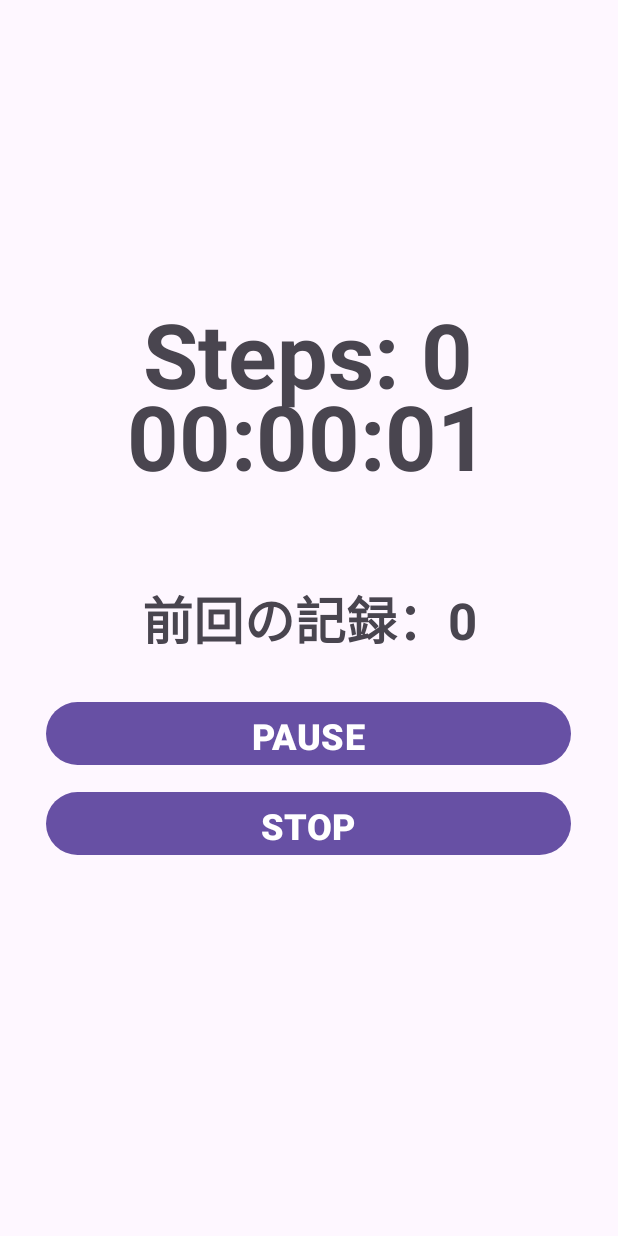
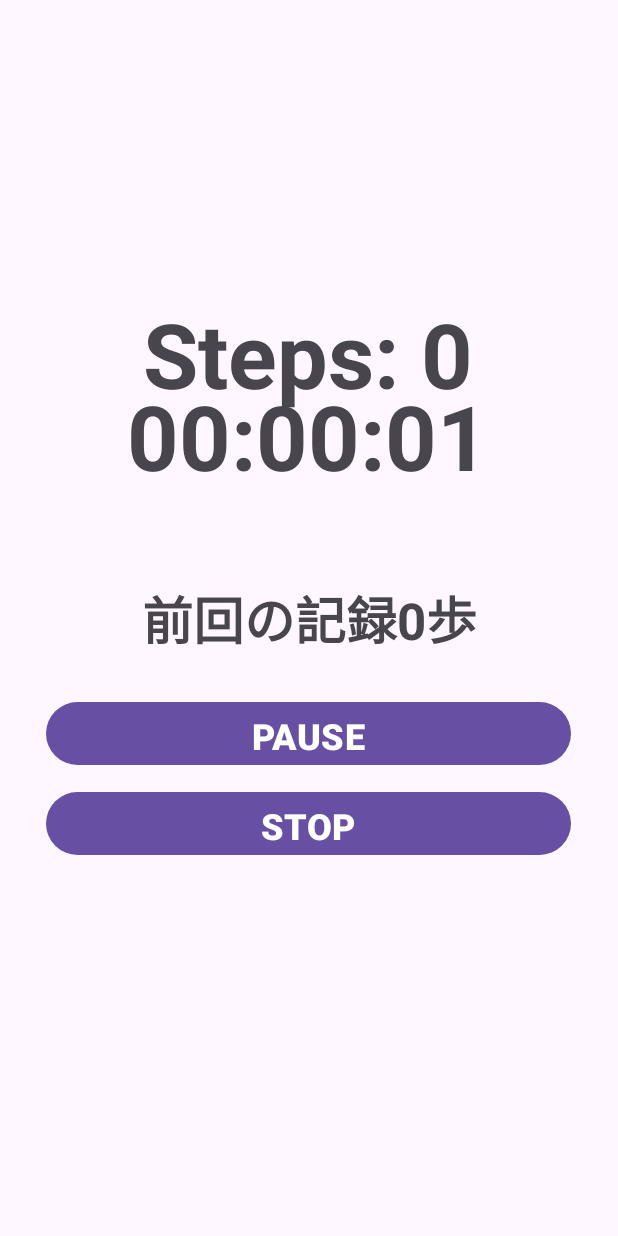
Before and after one commit to metolone-xyz/Group3Android-app, an Android app: the MeasurementActivity screen opened directly, with no data from a screen before it, on a phone screen of 412 x 824 dp. Run offline under Robolectric (Android 15) with nearby library versions, the phone set to English and light mode, and no system bars.

Commit message:
前回の記録を閲覧できるようになりました

```diff
--- a/app/src/main/java/com/group3/myandroid/MeasurementActivity.java
+++ b/app/src/main/java/com/group3/myandroid/MeasurementActivity.java
@@ -21,6 +21,8 @@ public class MeasurementActivity extends AppCompatActivity implements SensorEven
     private long startTime;
     private final Handler handler = new Handler();
     private TextView timerTextView;
+
+    //private int previousCount = 0;
     private long elapsedTime = 0;
 
     private long pausedTime = 0;  // 一時停止時の経過時間を保存する変数
@@ -46,6 +48,7 @@ public class MeasurementActivity extends AppCompatActivity implements SensorEven
     };
 
 
+    @SuppressLint("SetTextI18n")
     @Override
     protected void onCreate(Bundle savedInstanceState) {
         super.onCreate(savedInstanceState);
@@ -59,6 +62,10 @@ public class MeasurementActivity extends AppCompatActivity implements SensorEven
         startTime = System.currentTimeMillis(); //
         handler.postDelayed(updateTimeRunnable, 0);
 
+        TextView previousCountTextView = findViewById(R.id.previousCountTextView);
+
+        int receivedPreviousCount = getIntent().getIntExtra("previousCount", 0);
+        previousCountTextView.setText("前回の記録" + receivedPreviousCount + "歩");
         //センサーマネージャーの初期化
         sensorManager = (SensorManager) getSystemService(Context.SENSOR_SERVICE);
         stepSensor = sensorManager.getDefaultSensor(Sensor.TYPE_ACCELEROMETER);//加速度センサーの初期化
@@ -80,6 +87,7 @@ public class MeasurementActivity extends AppCompatActivity implements SensorEven
 
             intent.putExtra("elapsedTime", elapsedTime);
             intent.putExtra("stepCount", stepCount);
+            intent.putExtra("previousCount", receivedPreviousCount);
             startActivity(intent);
 
 
@@ -158,7 +166,7 @@ public class MeasurementActivity extends AppCompatActivity implements SensorEven
             //極大値の検出
             if (filteredValue < prevFilteredValue && prevFilteredValue > prevRawValue && 1.0f< prevFilteredValue - prevRawValue && prevFilteredValue - prevRawValue < 3.0f){
                 stepCount++;
-                measurementStepCountTextView.setText("Steps: " + stepCount);
+                measurementStepCountTextView.setText("歩数：" + stepCount + "歩");
 
                 el.debug("加速度の値の差" + (prevFilteredValue - prevRawValue));
 
```
Also changed, not shown: app/src/main/java/com/group3/myandroid/CouponManagementActivity.java (+6 -1 lines), app/src/main/java/com/group3/myandroid/StartActivity.java (+7 -0 lines).
